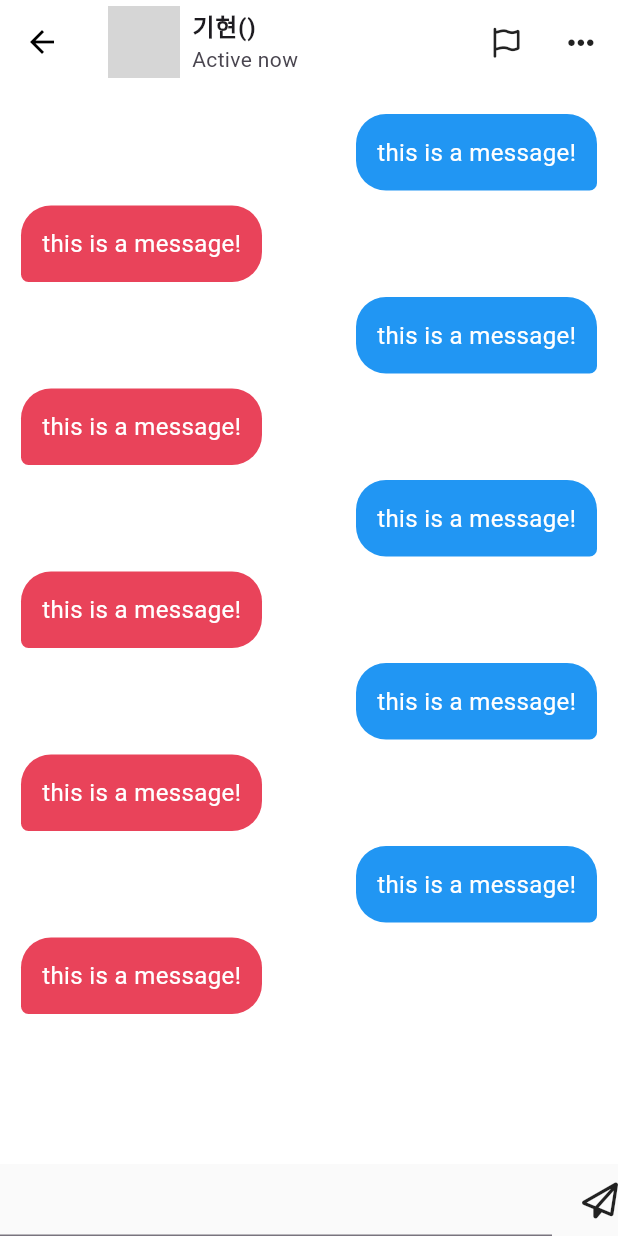
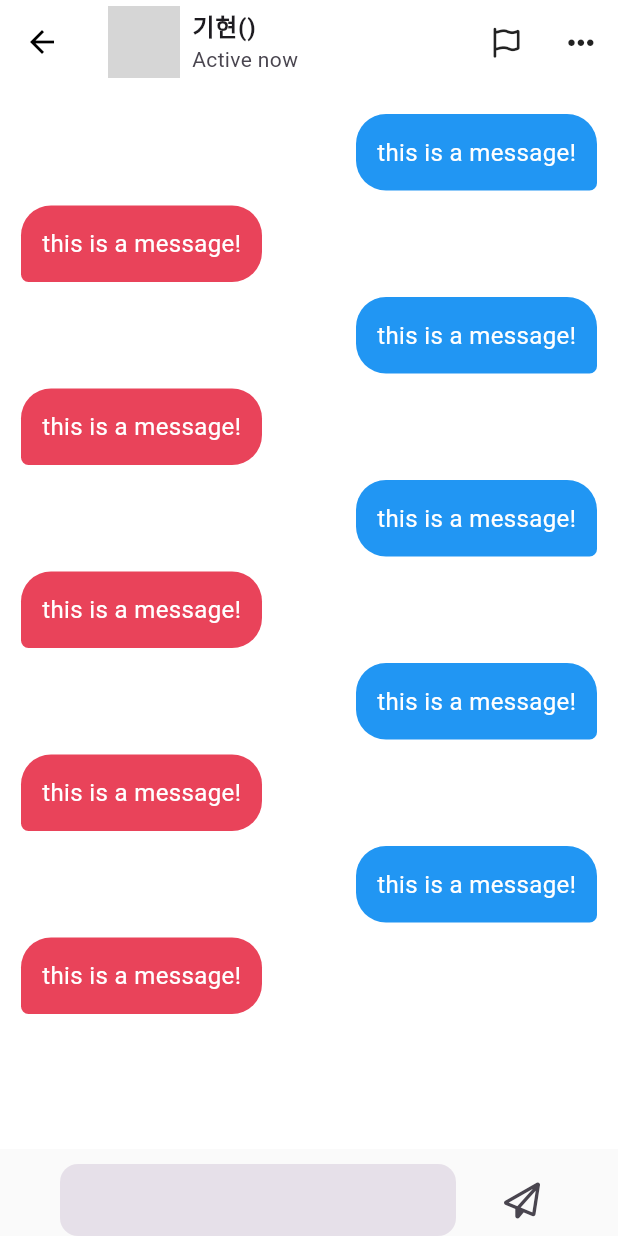
Before and after one commit to zeronedev/tiktok_clone_230217, a Flutter app: the ChatDetailScreen screen opened directly with empty values, on a phone screen of 412 x 824 dp. Run offline on Flutter 3.47's test engine with Material 3 defaults, Android fonts, the phone set to English and light mode, and no system bars; our stand-ins replace camera, cloud_firestore, firebase_auth, firebase_core, firebase_storage, flutter_riverpod and 8 more; accounts and stored records are empty; network calls fail; grey boxes are pictures that could not be loaded.

```diff
--- a/lib/common/widgets/main_navigation/main_navigation_screen.dart
+++ b/lib/common/widgets/main_navigation/main_navigation_screen.dart
@@ -4,7 +4,7 @@ import 'package:go_router/go_router.dart';
 import 'package:tiktok_clone_230217/constants/gaps.dart';
 import 'package:tiktok_clone_230217/constants/sizes.dart';
 import 'package:tiktok_clone_230217/features/discover/discover_screen.dart';
-import 'package:tiktok_clone_230217/features/inbox/inbox_screen.dart';
+import 'package:tiktok_clone_230217/features/inbox/views/inbox_screen.dart';
 import 'package:tiktok_clone_230217/common/widgets/main_navigation/widgets/nav_tab.dart';
 import 'package:tiktok_clone_230217/common/widgets/main_navigation/widgets/post_video_button.dart';
 import 'package:tiktok_clone_230217/features/users/views/user_profile_screen.dart';
--- a/lib/features/inbox/chat_detail_screen.dart
+++ b/lib/features/inbox/views/chat_detail_screen.dart
@@ -1,10 +1,12 @@
 import 'package:flutter/material.dart';
+import 'package:flutter_riverpod/flutter_riverpod.dart';
 import 'package:font_awesome_flutter/font_awesome_flutter.dart';
 import 'package:tiktok_clone_230217/constants/gaps.dart';
 import 'package:tiktok_clone_230217/constants/sizes.dart';
+import 'package:tiktok_clone_230217/features/inbox/view_models/messages_view_model.dart';
 import 'package:tiktok_clone_230217/utils.dart';
 
-class ChatDetailScreen extends StatefulWidget {
+class ChatDetailScreen extends ConsumerStatefulWidget {
   static const routeName = "chatDetail";
   static const routeURL = ":chatId";
 
@@ -16,12 +18,24 @@ class ChatDetailScreen extends StatefulWidget {
   });
 
   @override
-  State<ChatDetailScreen> createState() => _ChatDetailScreenState();
+  ConsumerState<ChatDetailScreen> createState() => _ChatDetailScreenState();
 }
 
-class _ChatDetailScreenState extends State<ChatDetailScreen> {
+class _ChatDetailScreenState extends ConsumerState<ChatDetailScreen> {
+  final TextEditingController _textEditingController = TextEditingController();
+
+  void _onSendPress() {
+    final text = _textEditingController.text;
+    if (text == "") {
+      return;
+    }
+    ref.read(messagesViewModelProvider.notifier).sendMessage(text);
+    _textEditingController.clear();
+  }
+
   @override
   Widget build(BuildContext context) {
+    final isLoading = ref.watch(messagesViewModelProvider).isLoading;
     return Scaffold(
       appBar: AppBar(
         title: ListTile(
@@ -112,14 +126,41 @@ class _ChatDetailScreenState extends State<ChatDetailScreen> {
             width: MediaQuery.of(context).size.width,
             child: Container(
               color: isDarkMode(context) ? Colors.black : Colors.grey.shade50,
-              child: const Row(
-                children: [
-                  Expanded(
-                    child: TextField(),
-                  ),
-                  Gaps.h20,
-                  FaIcon(FontAwesomeIcons.paperPlane)
-                ],
+              child: Padding(
+                padding: EdgeInsets.only(
+                  left: Sizes.size40,
+                  right: Sizes.size40,
+                  top: Sizes.size10,
+                  bottom: MediaQuery.of(context).padding.bottom,
+                ),
+                child: Row(
+                  children: [
+                    Expanded(
+                      child: TextField(
+                        controller: _textEditingController,
+                        decoration: InputDecoration(
+                          filled: true,
+                          border: OutlineInputBorder(
+                            borderRadius: BorderRadius.circular(
+                              Sizes.size12,
+                            ),
+                            borderSide: BorderSide.none,
+                          ),
+                          contentPadding: const EdgeInsets.symmetric(
+                            horizontal: Sizes.size16,
+                          ),
+                        ),
+                      ),
+                    ),
+                    Gaps.h20,
+                    IconButton(
+                      onPressed: isLoading ? null : _onSendPress,
+                      icon: FaIcon(isLoading
+                          ? FontAwesomeIcons.hourglass
+                          : FontAwesomeIcons.paperPlane),
+                    )
+                  ],
+                ),
               ),
             ),
           )
--- a/lib/features/inbox/chats_screen.dart
+++ b/lib/features/inbox/views/chats_screen.dart
@@ -2,7 +2,7 @@ import 'package:flutter/material.dart';
 import 'package:font_awesome_flutter/font_awesome_flutter.dart';
 import 'package:go_router/go_router.dart';
 import 'package:tiktok_clone_230217/constants/sizes.dart';
-import 'package:tiktok_clone_230217/features/inbox/chat_detail_screen.dart';
+import 'package:tiktok_clone_230217/features/inbox/views/chat_detail_screen.dart';
 
 class ChatsScreen extends StatefulWidget {
   static const String routeName = "chats";
--- a/lib/features/inbox/inbox_screen.dart
+++ b/lib/features/inbox/views/inbox_screen.dart
@@ -2,8 +2,8 @@ import 'package:flutter/material.dart';
 import 'package:font_awesome_flutter/font_awesome_flutter.dart';
 import 'package:go_router/go_router.dart';
 import 'package:tiktok_clone_230217/constants/sizes.dart';
-import 'package:tiktok_clone_230217/features/inbox/activity_screen.dart';
-import 'package:tiktok_clone_230217/features/inbox/chats_screen.dart';
+import 'package:tiktok_clone_230217/features/inbox/views/activity_screen.dart';
+import 'package:tiktok_clone_230217/features/inbox/views/chats_screen.dart';
 
 class InboxScreen extends StatefulWidget {
   const InboxScreen({super.key});
--- a/lib/router.dart
+++ b/lib/router.dart
@@ -5,9 +5,9 @@ import 'package:tiktok_clone_230217/common/widgets/main_navigation/main_navigati
 import 'package:tiktok_clone_230217/features/authentication/login_screen.dart';
 import 'package:tiktok_clone_230217/features/authentication/repos/authentication_repo.dart';
 import 'package:tiktok_clone_230217/features/authentication/sign_up_screen.dart';
-import 'package:tiktok_clone_230217/features/inbox/activity_screen.dart';
-import 'package:tiktok_clone_230217/features/inbox/chat_detail_screen.dart';
-import 'package:tiktok_clone_230217/features/inbox/chats_screen.dart';
+import 'package:tiktok_clone_230217/features/inbox/views/activity_screen.dart';
+import 'package:tiktok_clone_230217/features/inbox/views/chat_detail_screen.dart';
+import 'package:tiktok_clone_230217/features/inbox/views/chats_screen.dart';
 import 'package:tiktok_clone_230217/features/onboarding/interests_screen.dart';
 import 'package:tiktok_clone_230217/features/videos/views/video_recording_screen.dart';
 
```
Also changed, not shown: lib/features/inbox/models/message_model.dart (added, +20 -0 lines), lib/features/inbox/repos/messages_repo.dart (added, +21 -0 lines), lib/features/inbox/view_models/messages_view_model.dart (added, +32 -0 lines), lib/features/inbox/views/activity_screen.dart (renamed from lib/features/inbox/activity_screen.dart).
